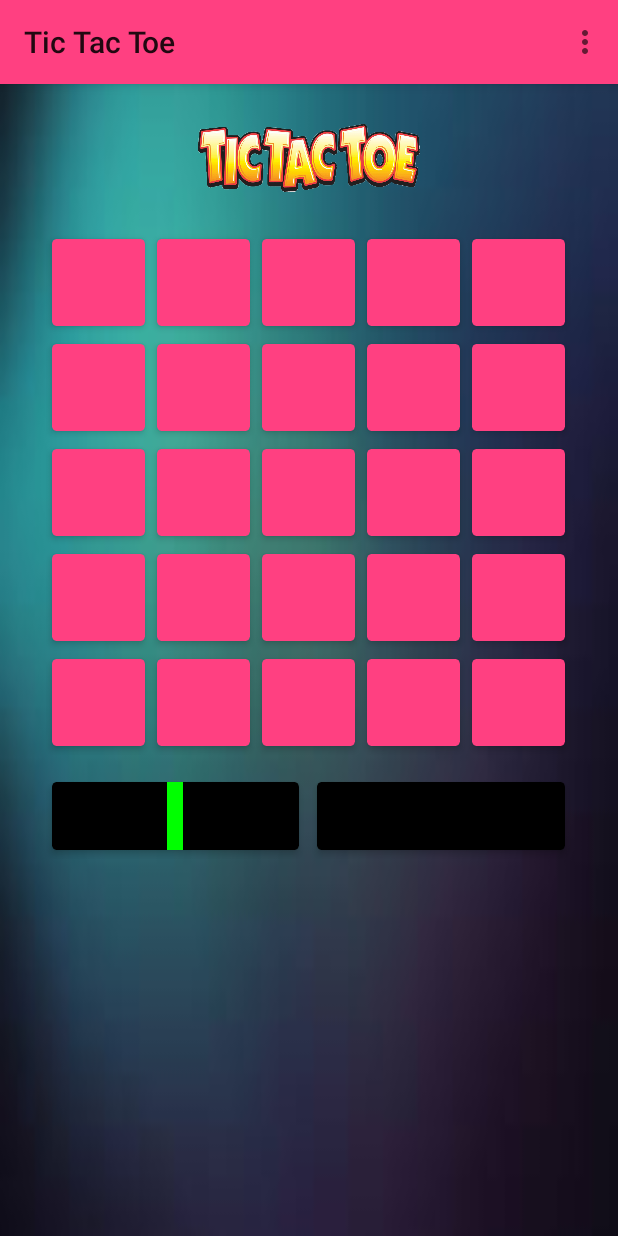
After one commit to ruchitamourya/tictactoe, an Android app: the fragment GameGridFragment placed in its activity, on a phone screen of 412 x 824 dp. The commit adds this screen. Run offline under Robolectric (Android 15) with nearby library versions, the phone set to English and light mode, and no system bars.

Commit message:
added player's nsme

```diff
--- /dev/null
+++ b/app/src/main/java/com/example/ruchi/tictactoe/GameGridAdapter.java
@@ -0,0 +1,70 @@
+package com.example.ruchi.tictactoe;
+
+import android.content.Context;
+import android.support.v7.widget.RecyclerView;
+import android.view.LayoutInflater;
+import android.view.View;
+import android.view.ViewGroup;
+import android.widget.TextView;
+
+import java.util.List;
+
+public class GameGridAdapter extends RecyclerView.Adapter<GameGridAdapter.GameGridViewHolder>{
+
+    private final int[][] mData;
+    private Context mContext;
+    private static GameGridListener mGameGridListener;
+
+    public GameGridAdapter(Context context, int[][] data,GameGridListener listener) {
+        mContext = context;
+        mData = data;
+        mGameGridListener = listener;
+    }
+
+    @Override
+    public GameGridViewHolder onCreateViewHolder(ViewGroup parent, int viewType) {
+        LayoutInflater inflater = LayoutInflater.from(mContext);
+        View view = inflater.inflate(R.layout.grid_item, parent, false);
+        GameGridViewHolder holder = new GameGridViewHolder(view);
+        return holder;
+    }
+
+    @Override
+    public void onBindViewHolder(GameGridViewHolder holder, int position) {
+        int len = mData.length;
+        int row = position/len;
+        int col = position%len;
+        holder.setData(mData[row][col], row, col);
+    }
+
+    @Override
+    public int getItemCount() {
+        return mData.length*mData[0].length;
+    }
+
+    public static class GameGridViewHolder extends RecyclerView.ViewHolder implements View.OnClickListener{
+        TextView textView;
+        int row = -1;
+        int col = -1;
+         GameGridViewHolder(View itemView) {
+            super(itemView);
+            textView = itemView.findViewById(R.id.text_view);
+            textView.setOnClickListener(this);
+        }
+
+        private void setData(int value, int row, int col){
+            this.row = row;
+            this.col = col;
+            if(value == 1){
+                textView.setText("O");
+            }else if(value == 2){
+                textView.setText("X");
+            }
+        }
+
+        @Override
+        public void onClick(View v) {
+            mGameGridListener.textOnClick(v,row,col);
+        }
+    }
+}
--- /dev/null
+++ b/app/src/main/java/com/example/ruchi/tictactoe/GameGridFragment.java
@@ -0,0 +1,340 @@
+package com.example.ruchi.tictactoe;
+
+
+import android.content.Context;
+import android.content.SharedPreferences;
+import android.graphics.Color;
+import android.media.MediaPlayer;
+import android.os.Bundle;
+import android.support.v4.app.Fragment;
+import android.support.v4.app.FragmentManager;
+import android.support.v4.app.FragmentTransaction;
+import android.support.v7.widget.CardView;
+import android.support.v7.widget.GridLayoutManager;
+import android.support.v7.widget.RecyclerView;
+import android.util.Log;
+import android.view.LayoutInflater;
+import android.view.View;
+import android.view.ViewGroup;
+import android.widget.Button;
+import android.widget.LinearLayout;
+import android.widget.TextView;
+
+import java.util.ArrayList;
+import java.util.List;
+import java.util.Random;
+
+
+/**
+ * A simple {@link Fragment} subclass.
+ * Use the {@link GameGridFragment#newInstance} factory method to
+ * create an instance of this fragment.
+ */
+public class GameGridFragment extends Fragment implements GameGridListener {
+    // TODO: Rename parameter arguments, choose names that match
+    // the fragment initialization parameters, e.g. ARG_ITEM_NUMBER
+    private static final String ARG_PARAM1 = "param1";
+    private static final String ARG_PARAM2 = "param2";
+
+    private TextView player1;
+    private TextView player2;
+
+
+    private CardView cardView1;
+    private CardView cardViewp1;
+    private CardView cardViewp2;
+    private CardView cardView_btn;
+    private LinearLayout linearLayout;
+    private TextView text_won;
+    private Button restart;
+
+    private String p1;
+    private String p2;
+
+    private Boolean isPlayer1Active = true;
+    private int count = 0;
+    private boolean hasGameFinished = false;
+    int ttt[][] = new int[5][5];
+    //int ttt[][] = new int[4][4];
+    private static Random random = new Random(System.currentTimeMillis());
+
+
+    // TODO: Rename and change types of parameters
+    private String mParam1;
+    private String mParam2;
+    private GridLayoutManager mLayoutManager;
+
+
+    public GameGridFragment() {
+        // Required empty public constructor
+    }
+
+    /**
+     * Use this factory method to create a new instance of
+     * this fragment using the provided parameters.
+     *
+     * @return A new instance of fragment GameGridFragment.
+     */
+    // TODO: Rename and change types and number of parameters
+    public static GameGridFragment newInstance() {
+        GameGridFragment fragment = new GameGridFragment();
+        Bundle args = new Bundle();
+        args.putString(ARG_PARAM1, "");
+        args.putString(ARG_PARAM2, "");
+        fragment.setArguments(args);
+        return fragment;
+    }
+
+    @Override
+    public void onCreate(Bundle savedInstanceState) {
+        super.onCreate(savedInstanceState);
+        if (getArguments() != null) {
+            mParam1 = getArguments().getString(ARG_PARAM1);
+            mParam2 = getArguments().getString(ARG_PARAM2);
+
+        }
+    }
+
+    @Override
+    public View onCreateView(LayoutInflater inflater, ViewGroup container,
+                             Bundle savedInstanceState) {
+        // Inflate the layout for this fragment
+        View view = inflater.inflate(R.layout.fragment_game_grid, container, false);
+
+        player1 = view.findViewById(R.id.pl1);
+        player2 = view.findViewById(R.id.pl2);
+
+        cardView1 = view.findViewById(R.id.card_vw2);
+        cardViewp1 = view.findViewById(R.id.card_vp1);
+        cardViewp2 = view.findViewById(R.id.card_vp2);
+        linearLayout = view.findViewById(R.id.pl_ll);
+        text_won = view.findViewById(R.id.pl_won);
+        restart = view.findViewById(R.id.btn_restart);
+        cardView_btn = view.findViewById(R.id.card_v_btn);
+
+        setUpRecyclerView(view);
+
+        player1.setBackgroundColor(Color.GREEN);
+        player1.setTextColor(Color.BLACK);
+        restart.setOnClickListener(new View.OnClickListener() {
+            @Override
+            public void onClick(View v) {
+                onRestartBtnClick();
+            }
+        });
+        return view;
+    }
+
+    private void setUpRecyclerView(View view) {
+        SharedPreferences sharedPreferences = getActivity().getSharedPreferences(Constants.SHARE_PRE_KEY, Context.MODE_PRIVATE);
+        p1 = sharedPreferences.getString(Constants.PLAYER1, "");
+        p2 = sharedPreferences.getString(Constants.PLAYER2, "");
+
+        player1.setText(p1);
+        player2.setText(p2);
+        RecyclerView recyclerView = view.findViewById(R.id.recycler_View);
+        mLayoutManager = new GridLayoutManager(getContext(), ttt.length);
+        recyclerView.setLayoutManager(mLayoutManager);
+        GameGridAdapter adapter = new GameGridAdapter(getContext(), ttt, this);
+        recyclerView.setAdapter(adapter);
+    }
+
+    @Override
+    public void textOnClick(View view, int row, int col) {
+        if (hasGameFinished) {
+            return;
+        }
+        view.setOnClickListener(null);
+        makeSound();
+        setPlayerColor();
+        setGridText((TextView) view, row, col);
+        processWinningLogic(row, col);
+        androidTurnWithDelay();
+    }
+
+    private void makeSound() {
+        final MediaPlayer mp = MediaPlayer.create(getContext(), R.raw.button_click1);
+        mp.start();
+    }
+
+    private void androidTurnWithDelay() {
+        if (!hasGameFinished && !isPlayer1Active) {
+            Thread t = new Thread(new Runnable() {
+                @Override
+                public void run() {
+                    try {
+                        int delay = random.nextInt(5);
+                        Log.d("DELAY", delay + "");
+                        Thread.sleep((delay + 1) * 200);
+                    } catch (InterruptedException e) {
+                        e.printStackTrace();
+                    }
+
+                    GameGridFragment.this.getActivity().runOnUiThread(new Runnable() {
+                        @Override
+                        public void run() {
+                            playAndroid();
+                        }
+                    });
+                }
+            });
+            t.start();
+        }
+    }
+
+    private void playAndroid() {
+        int[] anMove = getAndroidMove();
+        //ttt[anMove[0]][anMove[1]] = 2;
+        int index = ttt.length * anMove[0] + anMove[1];
+        View view = mLayoutManager.findViewByPosition(index);
+        View requiredTextView = view.findViewById(R.id.text_view);
+        textOnClick(requiredTextView, anMove[0], anMove[1]);
+    }
+
+    private int[] getAndroidMove() {
+        List<int[]> emptyCells = new ArrayList<>();
+        int[] p1Winning = new int[]{-1, -1};
+        for (int i = 0; i < ttt.length; i++) {
+            for (int j = 0; j < ttt[0].length; j++) {
+                if (ttt[i][j] == 0) {
+                    emptyCells.add(new int[]{i, j});
+                    ttt[i][j] = 1;
+                    boolean won = hasThisPlayerWon(i, j);
+                    if (won) {
+                        p1Winning[0] = i;
+                        p1Winning[1] = j;
+                    }
+                    ttt[i][j] = 2;
+                    won = hasThisPlayerWon(i, j);
+                    if (won) {
+                        return new int[]{i, j};
+                    }
+                    ttt[i][j] = 0;
+                }
+            }
+        }
+        if (p1Winning[0] != -1) {
+            return p1Winning;
+        }
+        int len = emptyCells.size();
+        int cellToUse = 0;
+        if (len > 1) {
+            cellToUse = random.nextInt(len - 1);
+        }
+        return emptyCells.get(cellToUse);
+    }
+
+    private void processWinningLogic(int row, int col) {
+        boolean hasWon = hasThisPlayerWon(row, col);
+        if (hasWon) {
+            hasGameFinished = true;
+            if (isPlayer1Active) {
+                winningPlayer(player2);
+            } else {
+                winningPlayer(player1);
+            }
+        } else {
+            count++;
+            if (count == ttt[0].length * ttt[1].length) {
+                linearLayout.setVisibility(View.GONE);
+                cardView1.setVisibility(View.VISIBLE);
+                text_won.setBackgroundColor(Color.GREEN);
+                text_won.setText(R.string.tie);
+                cardView_btn.setVisibility(View.VISIBLE);
+                restart.setVisibility(View.VISIBLE);
+                hasGameFinished = true;
+            }
+        }
+    }
+
+    private void setGridText(TextView view, int row, int col) {
+        if (isPlayer1Active) {
+            ttt[row][col] = 1;
+            turnOfPlayer1(view);
+            isPlayer1Active = false;
+        } else {
+            ttt[row][col] = 2;
+            turnOfPlayer2(view);
+            isPlayer1Active = true;
+        }
+    }
+
+    private void setPlayerColor() {
+        if (isPlayer1Active) {
+            player2.setBackgroundColor(Color.GREEN);
+            player2.setTextColor(Color.BLACK);
+        } else {
+            player1.setBackgroundColor(Color.GREEN);
+            player1.setTextColor(Color.BLACK);
+        }
+    }
+
+    private void turnOfPlayer1(TextView textView) {
+        textView.setText("O");
+        player1.setBackgroundColor(Color.BLACK);
+        player1.setTextColor(Color.WHITE);
+    }
+
+    private void turnOfPlayer2(TextView textView) {
+        textView.setText("X");
+        player2.setBackgroundColor(Color.BLACK);
+        player2.setTextColor(Color.WHITE);
+    }
+
+    private boolean hasThisPlayerWon(int row, int col) {
+        boolean won = checkRow(row, col);
+        won = won || checkColumn(row, col);
+        won = won || checkAllDiagonal(row, col);
+        return won;
+    }
+
+    private boolean checkAllDiagonal(int row, int col) {
+        boolean won = true;
+        if ((row == col)) {
+            for (int i = 0; i < ttt[0].length; i++) {
+                won = won && ttt[row][col] == ttt[i][i];
+            }
+            return won;
+        } else if (row + col == (ttt.length - 1)) {
+            for (int i = 0; i < ttt[0].length; i++) {
+                won = won && ttt[row][col] == ttt[i][ttt.length - 1 - i];
+            }
+            return won;
+        }
+        return false;
+    }
+
+    private boolean checkColumn(int row, int col) {
+        boolean won = true;
+        for (int i = 0; i < ttt[col].length; i++) {
+            won = won && ttt[i][col] == ttt[row][col];
+        }
+        return won;
+    }
+
+    private boolean checkRow(int row, int col) {
+        boolean won = true;
+        for (int i = 0; i < ttt[row].length; i++) {
+            won = won && ttt[row][i] == ttt[row][col];
+        }
+        return won;
+    }
+
+    private void winningPlayer(TextView textView) {
+        linearLayout.setVisibility(View.GONE);
+        cardView1.setVisibility(View.VISIBLE);
+        text_won.setBackgroundColor(Color.GREEN);
+        text_won.setText(textView.getText() + " has won !!!");
+        textView.setBackgroundColor(Color.GREEN);
+        cardView_btn.setVisibility(View.VISIBLE);
+        restart.setVisibility(View.VISIBLE);
+    }
+
+    private void onRestartBtnClick() {
+        FragmentManager manager = getActivity().getSupportFragmentManager();
+        FragmentTransaction transaction = manager.beginTransaction();
+        GameGridFragment fragment = GameGridFragment.newInstance();
+        transaction.replace(R.id.fragment_container, fragment);
+        transaction.commit();
+    }
+}
--- /dev/null
+++ b/app/src/main/java/com/example/ruchi/tictactoe/GameGridListener.java
@@ -0,0 +1,9 @@
+package com.example.ruchi.tictactoe;
+
+import android.view.View;
+import android.widget.TextView;
+
+public interface GameGridListener {
+
+    public void textOnClick(View view,int row,int col);
+}
--- a/app/src/main/res/layout/activity_main.xml
+++ b/app/src/main/res/layout/activity_main.xml
@@ -12,6 +12,7 @@
 
     <FrameLayout
         android:id="@+id/fragment_container"
+        android:layout_below="@+id/toolbar"
         android:layout_width="match_parent"
         android:layout_height="match_parent" />
 </RelativeLayout>
--- /dev/null
+++ b/app/src/main/res/layout/fragment_game_grid.xml
@@ -0,0 +1,131 @@
+<?xml version="1.0" encoding="utf-8"?>
+<RelativeLayout
+    xmlns:android="http://schemas.android.com/apk/res/android"
+    xmlns:app="http://schemas.android.com/apk/res-auto"
+    android:layout_width="match_parent"
+    android:layout_height="match_parent"
+    android:background="@drawable/g4">
+
+    <!-- TODO: Update blank fragment layout -->
+
+    <ImageView
+        android:id="@+id/image_text"
+        android:layout_width="wrap_content"
+        android:layout_height="70dp"
+        android:layout_marginTop="15dp"
+        android:layout_centerHorizontal="true"
+        android:src="@drawable/ttt5"
+        android:padding="10dp" />
+
+    <android.support.v7.widget.RecyclerView
+        android:id="@+id/recycler_View"
+        android:layout_width="wrap_content"
+        android:layout_height="wrap_content"
+        android:layout_centerHorizontal="true"
+        android:layout_below="@+id/image_text"
+        android:layout_margin="12dp">
+
+    </android.support.v7.widget.RecyclerView>
+
+    <FrameLayout
+        android:layout_width="wrap_content"
+        android:layout_height="match_parent"
+        android:layout_below="@+id/recycler_View"
+        android:layout_alignLeft="@+id/recycler_View"
+        android:layout_alignStart="@+id/recycler_View"
+        android:layout_alignRight="@+id/recycler_View"
+        android:layout_alignEnd="@+id/recycler_View">
+
+        <LinearLayout
+            android:id="@+id/pl_ll"
+            android:layout_width="match_parent"
+            android:layout_height="wrap_content"
+            android:orientation="horizontal">
+
+            <android.support.v7.widget.CardView
+                android:id="@+id/card_vp1"
+                android:layout_width="0dp"
+                android:layout_weight=".4"
+                android:layout_height="wrap_content"
+                app:cardCornerRadius="3dp"
+                app:cardElevation="3dp"
+                app:cardBackgroundColor="@android:color/black"
+                app:cardUseCompatPadding="true">
+
+                <TextView
+                    android:id="@+id/pl1"
+                    android:layout_width="wrap_content"
+                    android:layout_height="match_parent"
+                    android:padding="5dp"
+                    android:text="@string/player1"
+                    android:layout_gravity="center"
+                    android:textColor="@android:color/white"
+                    android:textSize="25sp" />
+            </android.support.v7.widget.CardView>
+
+            <android.support.v7.widget.CardView
+                android:id="@+id/card_vp2"
+                android:layout_width="0dp"
+                android:layout_weight=".4"
+                android:layout_height="match_parent"
+                android:layout_marginLeft="4dp"
+                app:cardCornerRadius="3dp"
+                app:cardElevation="3dp"
+                app:cardBackgroundColor="@android:color/black"
+                app:cardUseCompatPadding="true">
+
+                <TextView
+                    android:id="@+id/pl2"
+                    android:layout_width="match_parent"
+                    android:layout_height="match_parent"
+                    android:padding="5dp"
+                    android:text="@string/android"
+                    android:textColor="@android:color/white"
+                    android:textSize="25sp" />
+            </android.support.v7.widget.CardView>
+
+        </LinearLayout>
+
+        <android.support.v7.widget.CardView
+            android:id="@+id/card_vw2"
+            android:layout_width="wrap_content"
+            android:layout_height="wrap_content"
+            android:visibility="gone"
+            android:layout_marginLeft="40dp"
+            app:cardCornerRadius="10dp"
+            app:cardElevation="5dp"
+            app:cardUseCompatPadding="true">
+
+            <TextView
+                android:id="@+id/pl_won"
+                android:layout_width="wrap_content"
+                android:layout_height="wrap_content"
+                android:padding="5dp"
+                android:textColor="@android:color/black"
+                android:textSize="20sp" />
+        </android.support.v7.widget.CardView>
+
+        <android.support.v7.widget.CardView
+            android:id="@+id/card_v_btn"
+            android:layout_width="wrap_content"
+            android:layout_height="55dp"
+            android:layout_gravity="center"
+            android:layout_marginTop="15dp"
+            android:visibility="gone"
+            app:cardCornerRadius="5dp"
+            app:cardElevation="5dp"
+            app:cardUseCompatPadding="true">
+
+            <Button
+                android:id="@+id/btn_restart"
+                android:layout_width="wrap_content"
+                android:layout_height="match_parent"
+                android:background="@color/colorAccent"
+                android:text="@string/restart"
+                android:textColor="@android:color/black"
+                android:textSize="18sp"
+
+                />
+        </android.support.v7.widget.CardView>
+    </FrameLayout>
+</RelativeLayout>
--- a/app/src/main/res/layout/fragment_home.xml
+++ b/app/src/main/res/layout/fragment_home.xml
@@ -6,9 +6,9 @@
     android:layout_height="match_parent"
     android:background="@drawable/g4">
 
-    <include
-        android:id="@+id/toolbar"
-        layout="@layout/toolbar" />
+    <!--<include-->
+        <!--android:id="@+id/toolbar"-->
+        <!--layout="@layout/toolbar" />-->
 
     <ImageView
         android:layout_width="300dp"
--- a/app/src/main/res/layout/fragment_tic_tac_toe.xml
+++ b/app/src/main/res/layout/fragment_tic_tac_toe.xml
@@ -1,5 +1,6 @@
 <?xml version="1.0" encoding="utf-8"?>
-<RelativeLayout xmlns:android="http://schemas.android.com/apk/res/android"
+<RelativeLayout
+    xmlns:android="http://schemas.android.com/apk/res/android"
     xmlns:app="http://schemas.android.com/apk/res-auto"
     android:layout_width="match_parent"
     android:layout_height="match_parent"
--- /dev/null
+++ b/app/src/main/res/layout/grid_item.xml
@@ -0,0 +1,26 @@
+<?xml version="1.0" encoding="utf-8"?>
+<android.support.v7.widget.CardView
+    xmlns:android="http://schemas.android.com/apk/res/android"
+    xmlns:app="http://schemas.android.com/apk/res-auto"
+    android:id="@+id/card_v1"
+    android:layout_width="70dp"
+    android:layout_height="70dp"
+    app:cardBackgroundColor="@color/colorAccent"
+    app:cardCornerRadius="3dp"
+    app:cardElevation="3dp"
+    app:cardUseCompatPadding="true">
+
+    <RelativeLayout
+        android:layout_width="match_parent"
+        android:layout_height="match_parent"
+        android:layout_gravity="center">
+
+        <TextView
+            android:id="@+id/text_view"
+            android:layout_width="match_parent"
+            android:layout_height="match_parent"
+            android:textAlignment="center"
+            android:textColor="@android:color/black"
+            android:textSize="@dimen/text_size" />
+    </RelativeLayout>
+</android.support.v7.widget.CardView>
--- a/app/src/main/res/values/strings.xml
+++ b/app/src/main/res/values/strings.xml
@@ -10,4 +10,7 @@
     <string name="start">start</string>
     <string name="rate_it">Rate it !</string>
     <dimen name="text_size">50sp</dimen>
+
+    <!-- TODO: Remove or change this placeholder text -->
+    <string name="hello_blank_fragment">Hello blank fragment</string>
 </resources>
```
Also changed, not shown: app/src/main/java/com/example/ruchi/tictactoe/HomeFragment.java (+46 -15 lines), app/src/main/java/com/example/ruchi/tictactoe/TicTacToeFragment.java (+8 -15 lines), app/src/main/res/layout/fragment_options.xml (+42 -1 lines), app/src/main/res/drawable/ttt5.png.
